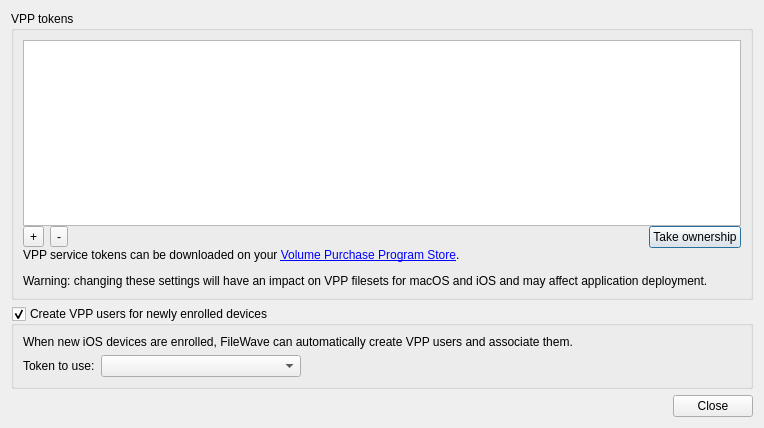
The window that FWAdminLib/vppv2/VPPTokenPrefsDlg.ui (fw-dev/translations) describes before a commit, drawn with Qt 5.
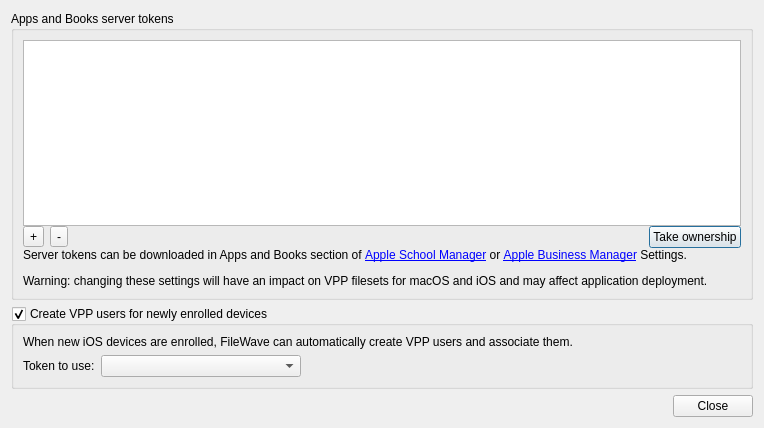
The same window after the commit. Custom widgets are drawn as their Qt base class.

Diff of the .ui file:
```diff
--- a/FWAdminLib/vppv2/VPPTokenPrefsDlg.ui
+++ b/FWAdminLib/vppv2/VPPTokenPrefsDlg.ui
@@ -17,7 +17,7 @@
    <item>
     <widget class="QGroupBox" name="serviceTokenGrp">
      <property name="title">
-      <string>VPP tokens</string>
+      <string>Apps and Books server tokens</string>
      </property>
      <layout class="QVBoxLayout" name="verticalLayout_2">
       <property name="spacing">
@@ -92,7 +92,7 @@
       <item>
        <widget class="QLabel" name="label_2">
         <property name="text">
-         <string>&lt;html&gt;&lt;head/&gt;&lt;body&gt;&lt;p&gt;VPP service tokens can be downloaded on your &lt;a href=&quot;https://vpp.itunes.apple.com&quot;&gt;&lt;span style=&quot; text-decoration: underline; color:#0000ff;&quot;&gt;Volume Purchase Program Store&lt;/span&gt;&lt;/a&gt;.&lt;/p&gt;&lt;p&gt;Warning: changing these settings will have an impact on VPP filesets for macOS and iOS and may affect application deployment.&lt;/p&gt;&lt;/body&gt;&lt;/html&gt;</string>
+         <string>&lt;html&gt;&lt;head/&gt;&lt;body&gt;&lt;p&gt;Server tokens can be downloaded in Apps and Books section of &lt;a href=&quot;https://school.apple.com&quot;&gt;Apple School Manager&lt;/a&gt; or &lt;a href=&quot;https://business.apple.com&quot;&gt;Apple Business Manager&lt;/a&gt; Settings.&lt;/p&gt;&lt;p&gt;Warning: changing these settings will have an impact on VPP filesets for macOS and iOS and may affect application deployment.&lt;/p&gt;&lt;/body&gt;&lt;/html&gt;</string>
         </property>
         <property name="wordWrap">
          <bool>true</bool>
```
Left out of the diff: 2 changed lines with no effect on the pictures.
